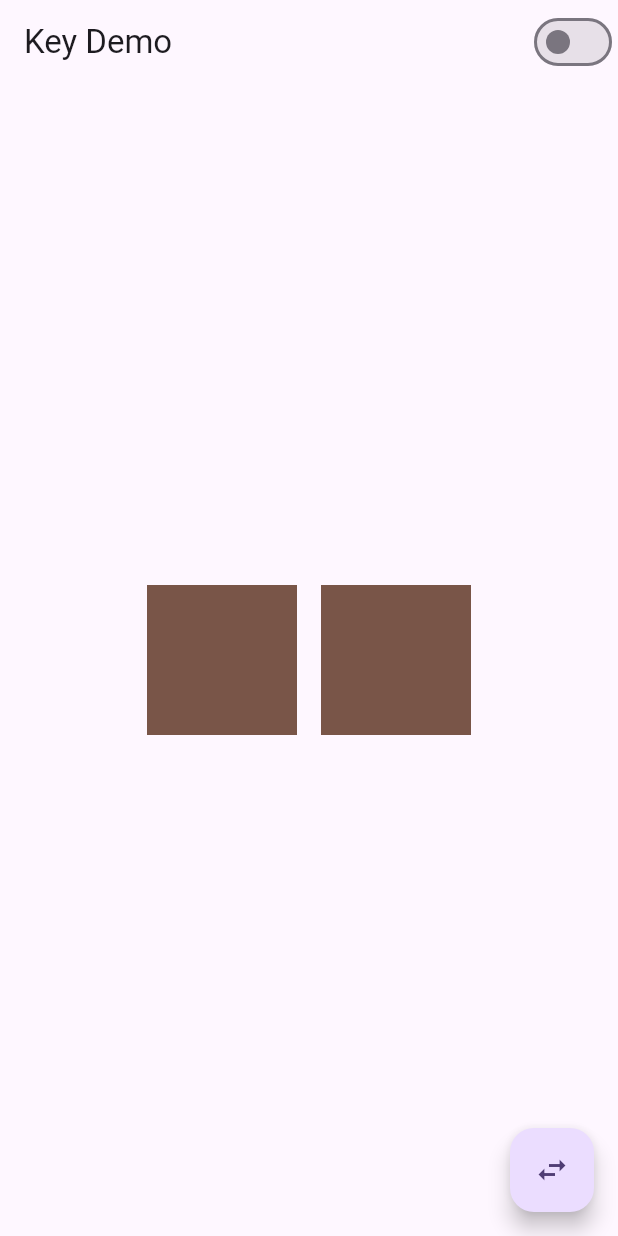
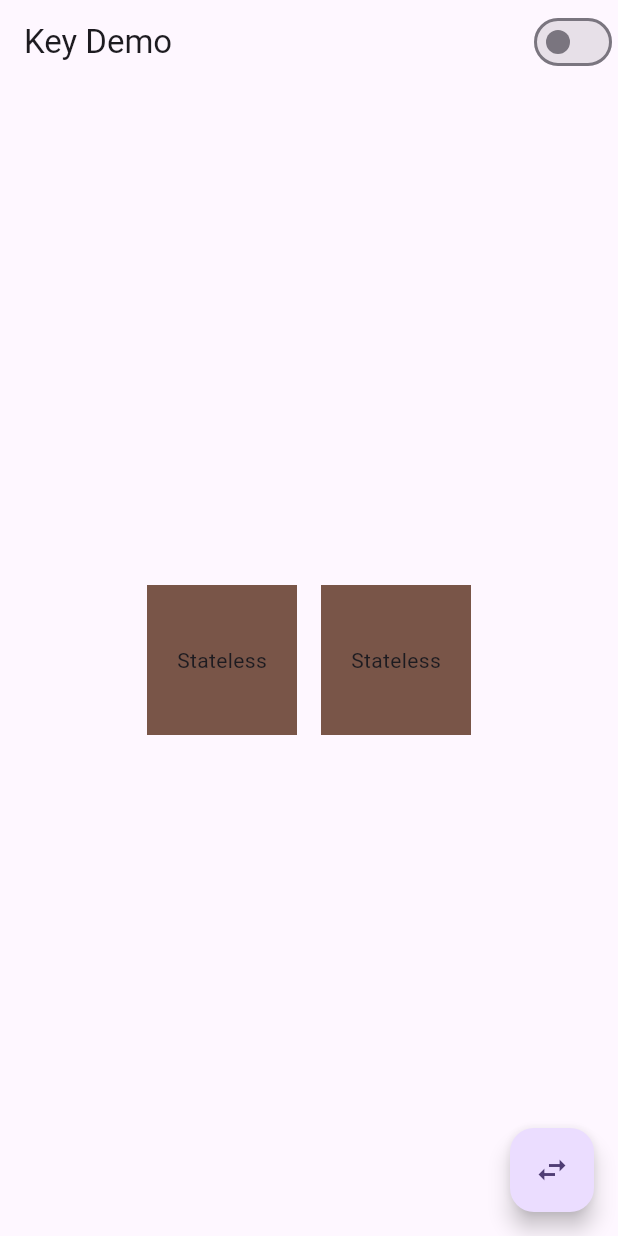
Before and after one commit to MohammadBahlaq/key_example, a Flutter app: the screen it shows after launch, on a phone screen of 412 x 824 dp. Run offline on Flutter 3.47's test engine with Material 3 defaults, Android fonts, the phone set to English and light mode, and no system bars.

Commit message:
second commit

```diff
--- a/lib/key_example.dart
+++ b/lib/key_example.dart
@@ -35,7 +35,7 @@ class _KeyExampleState extends State<KeyExample> {
   void toggleKeys() {
     setState(() {
       useKeys = !useKeys;
-      buildWidgets(); // rebuild the list with or without keys
+      buildWidgets();
     });
   }
 
--- a/lib/main.dart
+++ b/lib/main.dart
@@ -8,7 +8,6 @@ void main() {
 class MyApp extends StatelessWidget {
   const MyApp({super.key});
 
-  // This widget is the root of your application.
   @override
   Widget build(BuildContext context) {
     return MaterialApp(
--- a/lib/stateful_widget.dart
+++ b/lib/stateful_widget.dart
@@ -26,6 +26,8 @@ class _ColoredBoxStatefulWidgetState extends State<ColoredBoxStatefulWidget> {
       height: 100,
       margin: const EdgeInsets.all(8),
       color: color,
+      alignment: Alignment.center,
+      child: Text("Stateful"),
     );
   }
 }
--- a/lib/stateless_widget.dart
+++ b/lib/stateless_widget.dart
@@ -15,6 +15,8 @@ class ColoredBoxStatelessWidget extends StatelessWidget {
       height: 100,
       margin: const EdgeInsets.all(8),
       color: color,
+      alignment: Alignment.center,
+      child: Text("Stateless"),
     );
   }
 }
```
